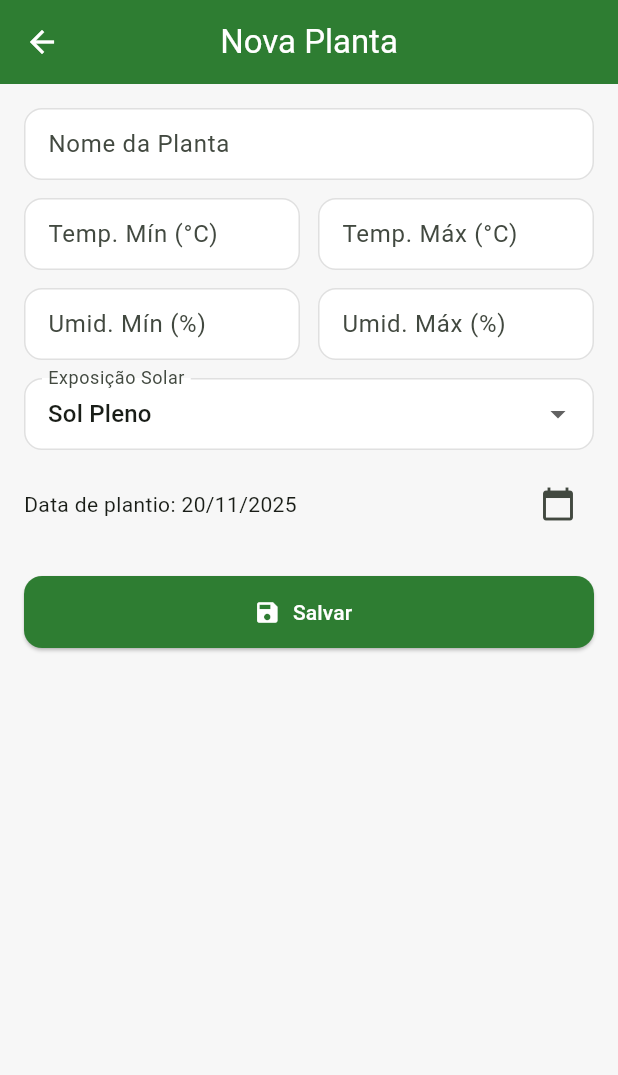
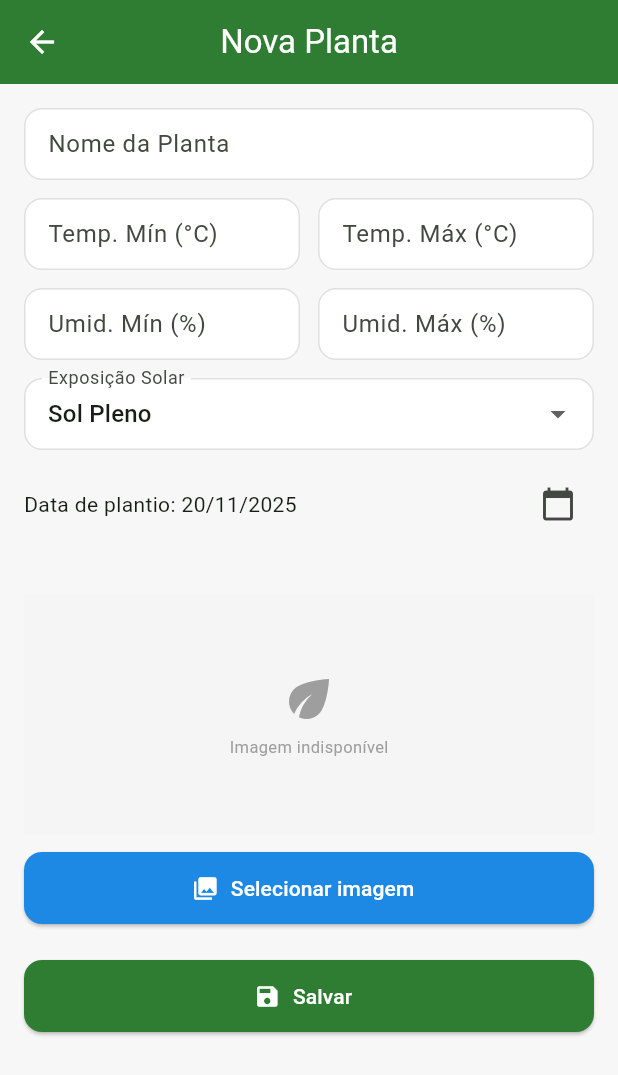
Before and after one commit to reds1gn4l/DSI-Grupo1, a Flutter app: the PlantFormPage screen opened directly, on a phone screen of 412 x 824 dp. Shown: the top 1075 px of the screen. Run offline on Flutter 3.47's test engine with Material 3 defaults, Android fonts, the phone set to English and light mode, and no system bars; our stand-ins replace cloud_firestore, dio, firebase_core, flutter_map, geocoding, image_picker and 2 more; accounts and stored records are empty.

Commit message:
feat: allow uploading images when managing plants

```diff
--- a/smartgreen/lib/screens/plant_form_page.dart
+++ b/smartgreen/lib/screens/plant_form_page.dart
@@ -1,10 +1,16 @@
+import 'dart:async';
+import 'dart:io';
+
 import 'package:flutter/material.dart';
+import 'package:image_picker/image_picker.dart';
 import 'package:intl/intl.dart';
+import 'package:mime/mime.dart';
 import '../models/plant.dart';
 import '../services/plant_service.dart';
 import '../services/store_product_service.dart';
 import '../models/store_product.dart';
-import 'dart:async';
+import '../services/s3_upload_service.dart';
+import '../widgets/leaf_glyph.dart';
 import '../globals.dart';
 
 class PlantFormPage extends StatefulWidget {
@@ -31,6 +37,9 @@ class _PlantFormPageState extends State<PlantFormPage> {
   List<StoreProduct> _suggestions = <StoreProduct>[];
   bool _loadingSuggestions = false;
   Timer? _debounce;
+  String? _imageUrl;
+  String? _localImagePath;
+  bool _uploadingImage = false;
   static const List<String> _lightOptions = <String>[
     'Sol Pleno',
     'Meia Sombra',
@@ -73,6 +82,7 @@ class _PlantFormPageState extends State<PlantFormPage> {
       _umidMaxController.text = p.umidadeMax?.toString() ?? '';
       _selectedLight = _normalizeLight(p.exposicaoSolar) ?? _lightOptions.first;
       _selectedDate = p.dataPlantio ?? DateTime.now();
+      _imageUrl = p.imageURL;
     } else {
       _selectedDate = DateTime.now();
       _selectedLight = _lightOptions.first;
@@ -112,12 +122,94 @@ class _PlantFormPageState extends State<PlantFormPage> {
   void dispose() {
     _debounce?.cancel();
     _nameFocus.dispose();
+    _nameController.dispose();
+    _tempMinController.dispose();
+    _tempMaxController.dispose();
+    _umidMinController.dispose();
+    _umidMaxController.dispose();
     super.dispose();
+  }
+
+  Future<void> _pickAndUploadImage() async {
+    final picker = ImagePicker();
+    final picked = await picker.pickImage(source: ImageSource.gallery);
+    if (picked == null) {
+      return;
+    }
+    final file = File(picked.path);
+    final mimeType = lookupMimeType(file.path);
+    if (mimeType != 'image/jpeg' && mimeType != 'image/png') {
+      if (!mounted) return;
+      ScaffoldMessenger.of(context).showSnackBar(
+        const SnackBar(content: Text('Selecione apenas arquivos .jpg ou .png')),
+      );
+      return;
+    }
+    setState(() {
+      _uploadingImage = true;
+      _localImagePath = file.path;
+    });
+    try {
+      final fileName =
+          '${DateTime.now().millisecondsSinceEpoch}_${file.uri.pathSegments.last}';
+      final url = await S3UploadService.uploadFile(
+        file: file,
+        filename: fileName,
+        contentType: mimeType ?? 'image/jpeg',
+      );
+      if (!mounted) return;
+      setState(() {
+        _imageUrl = url;
+      });
+      if (!mounted) return;
+      ScaffoldMessenger.of(context).showSnackBar(
+        const SnackBar(content: Text('Imagem enviada com sucesso!')),
+      );
+    } catch (e) {
+      if (!mounted) return;
+      setState(() {
+        _localImagePath = null;
+      });
+      ScaffoldMessenger.of(context).showSnackBar(
+        SnackBar(content: Text('Falha ao enviar imagem: $e')),
+      );
+    } finally {
+      if (mounted) {
+        setState(() {
+          _uploadingImage = false;
+        });
+      }
+    }
+  }
+
+  Widget _placeholderImage() {
+    return Container(
+      height: 160,
+      width: double.infinity,
+      alignment: Alignment.center,
+      color: Colors.grey.shade100,
+      child: FittedBox(
+        fit: BoxFit.scaleDown,
+        child: Column(
+          mainAxisSize: MainAxisSize.min,
+          children: const [
+            LeafGlyph(size: 40, color: Colors.grey),
+            SizedBox(height: 4),
+            Text(
+              'Imagem indisponível',
+              style: TextStyle(color: Colors.grey, fontSize: 11),
+              textAlign: TextAlign.center,
+            ),
+          ],
+        ),
+      ),
+    );
   }
 
   @override
   Widget build(BuildContext context) {
     final isEditing = widget.existingPlant != null;
+    final cs = Theme.of(context).colorScheme;
 
     return Scaffold(
       appBar: AppBar(title: Text(isEditing ? 'Editar Planta' : 'Nova Planta')),
@@ -220,9 +312,9 @@ class _PlantFormPageState extends State<PlantFormPage> {
                             _umidMaxController.text =
                                 s.umidadeMax!.round().toString();
                           }
-                          _selectedLight =
-                              _normalizeLight(s.tempoSol) ?? _selectedLight;
                           setState(() {
+                            _selectedLight =
+                                _normalizeLight(s.tempoSol) ?? _selectedLight;
                             _suggestions = <StoreProduct>[];
                           });
                         },
@@ -347,7 +439,7 @@ class _PlantFormPageState extends State<PlantFormPage> {
                 ),
               const SizedBox(height: 12),
               DropdownButtonFormField<String>(
-                initialValue: _selectedLight,
+                value: _selectedLight,
                 decoration: const InputDecoration(labelText: 'Exposição Solar'),
                 items:
                     _lightOptions
@@ -377,6 +469,82 @@ class _PlantFormPageState extends State<PlantFormPage> {
                       }
                     },
                   ),
+                ],
+              ),
+              const SizedBox(height: 12),
+              const SizedBox(height: 12),
+              if ((_localImagePath != null ||
+                      (_imageUrl != null && _imageUrl!.isNotEmpty)) &&
+                  !_uploadingImage) ...[
+                const SizedBox(height: 12),
+                ClipRRect(
+                  borderRadius: BorderRadius.circular(12),
+                  child:
+                      _localImagePath != null
+                          ? Image.file(
+                              File(_localImagePath!),
+                              height: 160,
+                              width: double.infinity,
+                              fit: BoxFit.cover,
+                              errorBuilder: (_, __, ___) => _placeholderImage(),
+                            )
+                          : Image.network(
+                              _imageUrl!,
+                              height: 160,
+                              width: double.infinity,
+                              fit: BoxFit.cover,
+                              errorBuilder: (_, __, ___) => _placeholderImage(),
+                            ),
+                ),
+                const SizedBox(height: 8),
+                if (_imageUrl != null && _imageUrl!.isNotEmpty)
+                  Align(
+                    alignment: Alignment.centerRight,
+                    child: TextButton.icon(
+                      icon: const Icon(Icons.delete, color: Colors.grey),
+                      label: const Text(
+                        'Remover imagem',
+                        style: TextStyle(color: Colors.grey),
+                      ),
+                      onPressed: () {
+                        setState(() {
+                          _imageUrl = null;
+                          _localImagePath = null;
+                        });
+                      },
+                    ),
+                  ),
+              ] else if (!_uploadingImage) ...[
+                const SizedBox(height: 12),
+                _placeholderImage(),
+              ],
+              const SizedBox(height: 12),
+              Row(
+                children: [
+                  Expanded(
+                    child: ElevatedButton.icon(
+                      style: ElevatedButton.styleFrom(
+                        backgroundColor: cs.tertiary,
+                        foregroundColor: Colors.white,
+                      ),
+                      icon: const Icon(Icons.photo_library),
+                      label: Text(
+                        _localImagePath != null
+                            ? 'Imagem selecionada'
+                            : 'Selecionar imagem',
+                      ),
+                      onPressed: _uploadingImage ? null : _pickAndUploadImage,
+                    ),
+                  ),
+                  if (_uploadingImage)
+                    const Padding(
+                      padding: EdgeInsets.only(left: 12),
+                      child: SizedBox(
+                        width: 24,
+                        height: 24,
+                        child: CircularProgressIndicator(strokeWidth: 2),
+                      ),
+                    ),
                 ],
               ),
               const SizedBox(height: 24),
@@ -428,6 +596,7 @@ class _PlantFormPageState extends State<PlantFormPage> {
                       exposicaoSolar: _selectedLight,
                       dataPlantio: _selectedDate,
                       status: 'verde',
+                      imageURL: _imageUrl,
                       userId: user.id,
                     );
 
--- a/smartgreen/lib/screens/store_product_form_page.dart
+++ b/smartgreen/lib/screens/store_product_form_page.dart
@@ -284,8 +284,7 @@ class _ProductFormPageState extends State<StoreProductFormPage> {
                   ],
                   // Categoria
                   DropdownButtonFormField<String>(
-                    initialValue:
-                        _catValue?.isNotEmpty == true ? _catValue : null,
+                    value: _catValue?.isNotEmpty == true ? _catValue : null,
                     decoration: _dec('Categoria'),
                     items: const [
                       DropdownMenuItem(
@@ -372,7 +371,7 @@ class _ProductFormPageState extends State<StoreProductFormPage> {
                   // Tempo de Sol (se não for insumo/ferramenta)
                   if (_catValue != 'Insumo/Ferramenta') ...[
                     DropdownButtonFormField<String>(
-                      initialValue:
+                      value:
                           _tempoSolValue?.isNotEmpty == true
                               ? _tempoSolValue
                               : null,
```
